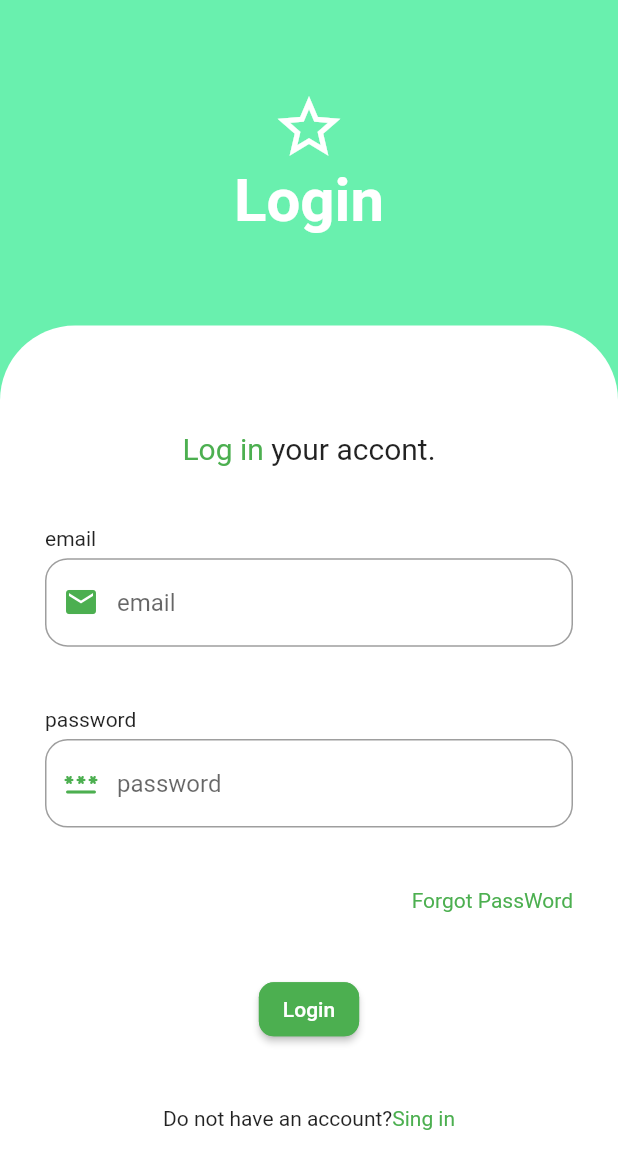
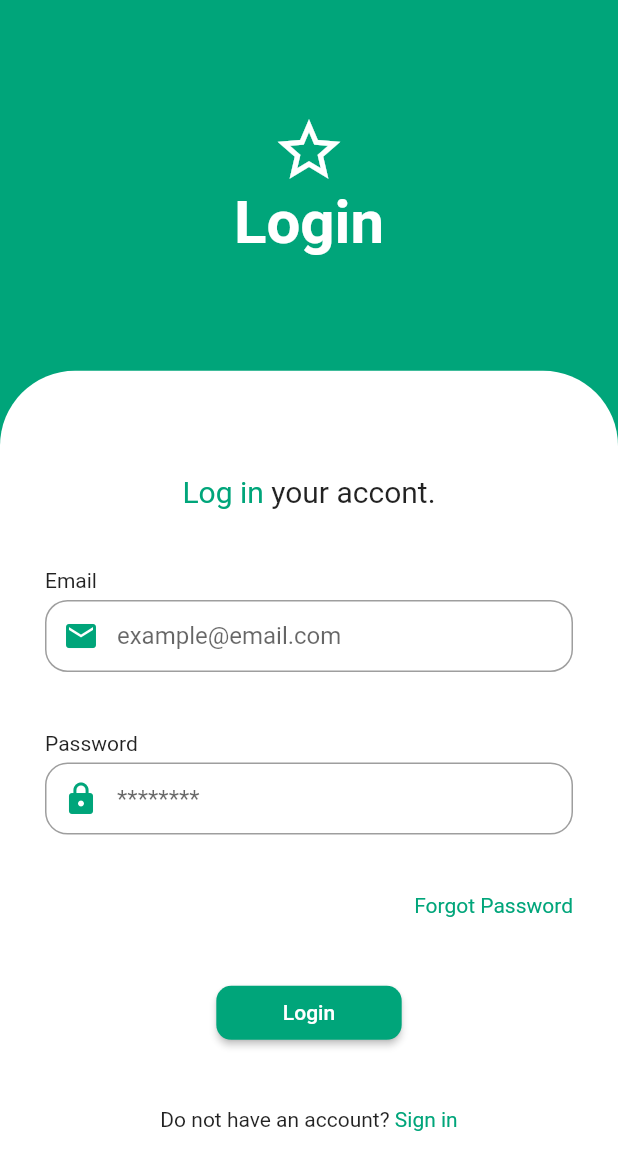
Before and after one commit to kimberllyflorez/new-examplem, a Flutter app: the screen it shows after launch, on a phone screen of 412 x 824 dp. Shown: the top 1170 px of the screen. Run offline on Flutter 3.47's test engine with Material 2 defaults, Android fonts, the phone set to English and light mode, and no system bars.

Commit message:
- Change custom text field name - Add global theme data - Use custom text fiel on profile form - Fix Login Screen

```diff
--- a/lib/login/screens/login.dart
+++ b/lib/login/screens/login.dart
@@ -1,54 +1,80 @@
-import 'package:example_whit_github/Widgets/screens/custom_Text_Field.dart';
-import 'package:flutter/cupertino.dart';
 import 'package:flutter/material.dart';
+import 'package:example_whit_github/theme/custom_colors.dart';
+import 'package:example_whit_github/widgets/text_fields/custom_text_field.dart';
 
-class LoginScreen extends StatelessWidget {
+class LoginScreen extends StatefulWidget {
   const LoginScreen({Key? key}) : super(key: key);
 
   @override
+  State<LoginScreen> createState() => _LoginScreenState();
+}
+
+class _LoginScreenState extends State<LoginScreen> {
+  @override
   Widget build(BuildContext context) {
     return Scaffold(
-      resizeToAvoidBottomInset: false,
-      body: Container(
-        color: Colors.greenAccent,
-        width: double.infinity,
-        height: double.infinity,
+      backgroundColor: CustomColors.primaryColor,
+      body: _body(),
+    );
+  }
+
+  Widget _body() {
+    return SingleChildScrollView(
+      child: Column(
+        children: [
+          _logo(),
+          _form(),
+        ],
+      ),
+    );
+  }
+
+  Widget _logo() {
+    return SizedBox(
+      height: MediaQuery.of(context).size.height * 0.30,
       child: Column(
         mainAxisAlignment: MainAxisAlignment.center,
-          children: [
-            const SizedBox(height: 60),
-            const Icon(
+        children: const [
+          SizedBox(height: 60),
+          Icon(
             Icons.star_border,
             color: Colors.white,
             size: 50.0,
           ),
-            const Text(
+          Text(
             'Login',
             style: TextStyle(
-                  color: Colors.white,
-                  fontSize: 40,
-                  fontWeight: FontWeight.bold),
+                color: Colors.white, fontSize: 40, fontWeight: FontWeight.bold),
           ),
-            const SizedBox(height: 60),
-            Expanded(
-              child: Container(
-                padding: EdgeInsets.all(30),
-                width: double.infinity,
+          SizedBox(height: 60),
+        ],
+      ),
+    );
+  }
+
+  Widget _form() {
+    return Container(
+      height: MediaQuery.of(context).size.height * 0.7,
+      padding: const EdgeInsets.all(30),
       decoration: const BoxDecoration(
         color: Colors.white,
         borderRadius: BorderRadius.only(
           topRight: Radius.circular(50),
-                        topLeft: Radius.circular(50))),
+          topLeft: Radius.circular(50),
+        ),
+      ),
       child: Column(
         mainAxisAlignment: MainAxisAlignment.spaceEvenly,
-                  crossAxisAlignment: CrossAxisAlignment.end,
         children: [
           Row(
             mainAxisAlignment: MainAxisAlignment.center,
             children: const [
               Text(
                 'Log in ',
-                          style: TextStyle(color: Colors.green, fontSize: 20),
+                style: TextStyle(
+                  color: CustomColors.primaryColor,
+                  fontSize: 20,
+                ),
               ),
               Text(
                 'your accont.',
@@ -57,53 +83,46 @@ class LoginScreen extends StatelessWidget {
             ],
           ),
           const CustomTextField(
-                      labelText: 'email',
-                      labelHintText: 'email',
+            labelText: 'Email',
+            labelHintText: 'example@email.com',
             labelIcon: Icons.email,
           ),
           const CustomTextField(
-                      labelText: 'password',
-                      labelHintText: 'password',
-                      labelIcon: Icons.password_rounded,
+            labelText: 'Password',
+            labelHintText: '********',
+            labelIcon: Icons.lock,
           ),
-                    const Text(
-                      'Forgot PassWord',
-                      style: TextStyle(color: Colors.green),
+          const SizedBox(
+            width: double.infinity,
+            child: Text(
+              'Forgot Password',
+              style: TextStyle(color: CustomColors.primaryColor),
+              textAlign: TextAlign.right,
             ),
-                    Center(
+          ),
+          SizedBox(
+            width: MediaQuery.of(context).size.width * 0.3,
             child: ElevatedButton(
-                        style: ButtonStyle(
-                            backgroundColor:
-                                MaterialStateProperty.all(Colors.green),
-                            shape: MaterialStateProperty.all<
-                                    RoundedRectangleBorder>(
-                                RoundedRectangleBorder(
-                                    borderRadius: BorderRadius.circular(10.0),
-                                    side: BorderSide(color: Colors.green)))),
               onPressed: () {
                 Navigator.pushNamed(context, 'home');
               },
-
-                          child: Text('Login'),
-
+              child: const Text('Login'),
             ),
           ),
           Row(
             mainAxisAlignment: MainAxisAlignment.center,
             children: const [
-                        Text('Do not have an account?'),
-                        Text('Sing in',
-                          style: TextStyle(color: Colors.green),
+              Text('Do not have an account? '),
+              Text(
+                'Sign in',
+                style: TextStyle(
+                  color: CustomColors.primaryColor,
+                ),
               ),
             ],
           ),
         ],
       ),
-              ),
-            ),
-          ],
-        ),
-      ),
     );
   }
 }
--- a/lib/main.dart
+++ b/lib/main.dart
@@ -1,19 +1,35 @@
 import 'package:example_whit_github/approuter/approuter.dart';
-import 'package:flutter/cupertino.dart';
+import 'package:example_whit_github/theme/custom_colors.dart';
 import 'package:flutter/material.dart';
 
-void main() => runApp(const MyApp());
+void main() => runApp(MyApp());
 
 class MyApp extends StatelessWidget {
-  const MyApp({Key? key}) : super(key: key);
+  MyApp({Key? key}) : super(key: key);
 
   @override
   Widget build(BuildContext context) {
     return MaterialApp(
       debugShowCheckedModeBanner: false,
       title: 'Material App',
+      theme: theme,
       initialRoute: AppRoutes.initalRoute,
       onGenerateRoute: AppRoutes.onGenerateRoute,
     );
   }
+
+  final theme = ThemeData.light().copyWith(
+    appBarTheme: AppBarTheme(
+      color: CustomColors.primaryColor,
+    ),
+    primaryColor: CustomColors.primaryColor,
+    elevatedButtonTheme: ElevatedButtonThemeData(
+      style: ElevatedButton.styleFrom(
+        primary: CustomColors.primaryColor,
+        shape: RoundedRectangleBorder(
+          borderRadius: BorderRadius.circular(10.0)
+        ),
+      ),
+    ),
+  );
 }
--- a/lib/profile/screens/profile.dart
+++ b/lib/profile/screens/profile.dart
@@ -1,3 +1,4 @@
+import 'package:example_whit_github/widgets/text_fields/custom_text_field.dart';
 import 'package:flutter/material.dart';
 
 class Profile extends StatefulWidget {
@@ -82,28 +83,31 @@ class _ProfileState extends State<Profile> {
         padding: const EdgeInsets.all(16.0),
         child: Column(
           children: [
-            TextField(
+            CustomTextField(
               controller: _userNameController,
-              enabled: false,
+              labelText: 'Name',
+              labelHintText: 'John Doe',
+              enable: false,
             ),
-            TextField(
+            const SizedBox(height: 10),
+            CustomTextField(
               controller: _countryController,
-              decoration: InputDecoration(
-                hintText: 'Country',
-              ),
+              labelText: 'Country',
+              labelHintText: 'USA',
             ),
-            TextField(
+            const SizedBox(height: 10),
+            CustomTextField(
               controller: _addressController,
-              decoration: InputDecoration(
-                hintText: 'Address',
-              ),
+              labelText: 'Address',
+              labelHintText: 'john@test.com',
             ),
-            TextField(
+            const SizedBox(height: 10),
+            CustomTextField(
               controller: _phoneController,
-              decoration: InputDecoration(
-                hintText: 'Phone',
-              ),
+              labelText: 'Phone',
+              labelHintText: '573192511111',
             ),
+            const SizedBox(height: 10),
           ],
         ),
       ),
--- /dev/null
+++ b/lib/theme/custom_colors.dart
@@ -0,0 +1,7 @@
+import 'dart:ui';
+
+class CustomColors{
+
+  static const Color primaryColor = Color(0xFF00A57A);
+
+}
--- a/lib/Widgets/screens/custom_Text_Field.dart
+++ b/lib/widgets/text_fields/custom_text_field.dart
@@ -1,17 +1,22 @@
+import 'package:example_whit_github/theme/custom_colors.dart';
 import 'package:flutter/material.dart';
 
 class CustomTextField extends StatelessWidget {
+  final TextEditingController? controller;
   final String labelText;
   final String labelHintText;
-  final IconData labelIcon;
+  final IconData? labelIcon;
   final Color globalColor;
+  final bool enable;
 
   const CustomTextField({
     Key? key,
     required this.labelText,
     required this.labelHintText,
-    required this.labelIcon,
-    this.globalColor = Colors.green,
+    this.controller,
+    this.labelIcon,
+    this.globalColor = CustomColors.primaryColor,
+    this.enable = true,
   }) : super(key: key);
 
   @override
@@ -20,22 +25,26 @@ class CustomTextField extends StatelessWidget {
       crossAxisAlignment: CrossAxisAlignment.start,
       children: [
         Text(labelText),
-        SizedBox(height: 5),
+        const SizedBox(height: 5),
         TextField(
+          controller: controller,
+          enabled: enable,
           decoration: InputDecoration(
-            prefixIcon: Icon(
-              labelIcon,
-              color: globalColor,
-            ),
+            contentPadding: EdgeInsets.symmetric(horizontal: 10, vertical: 0),
+            prefixIcon: labelIcon != null
+                ? Icon(
+                    labelIcon,
+                    color: globalColor,
+                  )
+                : null,
             focusedBorder: OutlineInputBorder(
               borderRadius: BorderRadius.circular(15),
               borderSide: BorderSide(color: globalColor, width: 1.0),
             ),
             border: OutlineInputBorder(
-              borderSide: BorderSide(color: Colors.black, width: 1.0),
+              borderSide: const BorderSide(color: Colors.black, width: 1.0),
               borderRadius: BorderRadius.circular(15),
             ),
-
             hintText: labelHintText,
           ),
         ),
```
Lines whose indentation alone changed are shown as unchanged.
